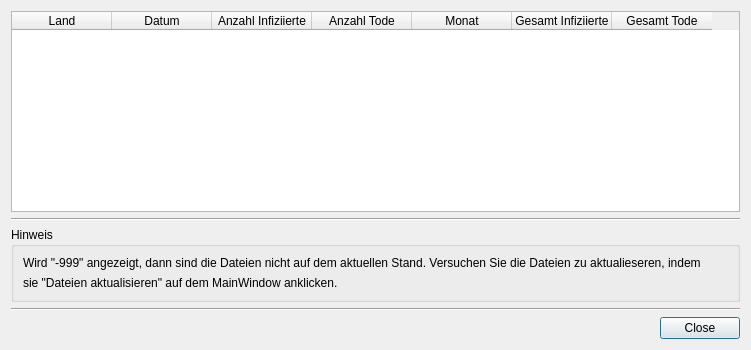
Qt form src/dbvorschau.ui (JosephBisso/Starlink) before a commit.
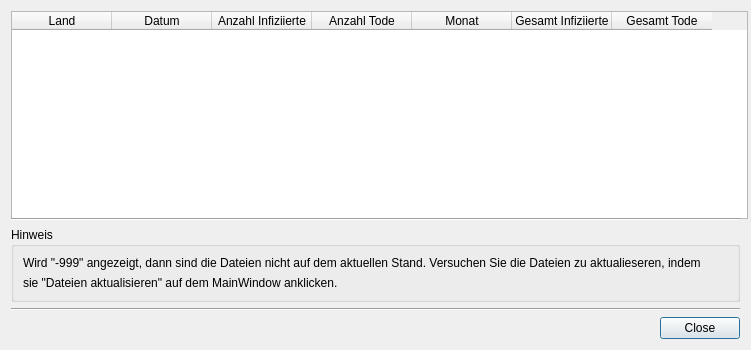
The same form after that commit.

What changed in the file:
```diff
--- a/src/dbvorschau.ui
+++ b/src/dbvorschau.ui
@@ -22,6 +22,18 @@
   <layout class="QVBoxLayout" name="verticalLayout">
    <item>
     <widget class="QTableWidget" name="tblVorschau">
+     <property name="minimumSize">
+      <size>
+       <width>737</width>
+       <height>208</height>
+      </size>
+     </property>
+     <property name="editTriggers">
+      <set>QAbstractItemView::NoEditTriggers</set>
+     </property>
+     <property name="sortingEnabled">
+      <bool>true</bool>
+     </property>
      <column>
       <property name="text">
        <string>Land</string>
```
